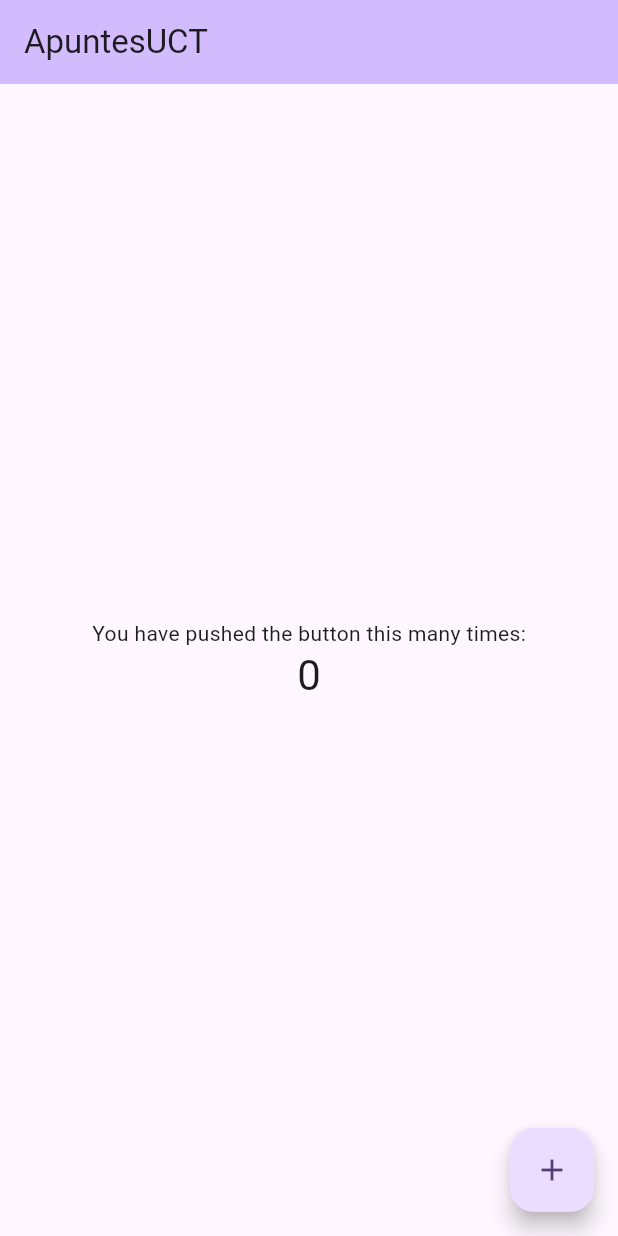
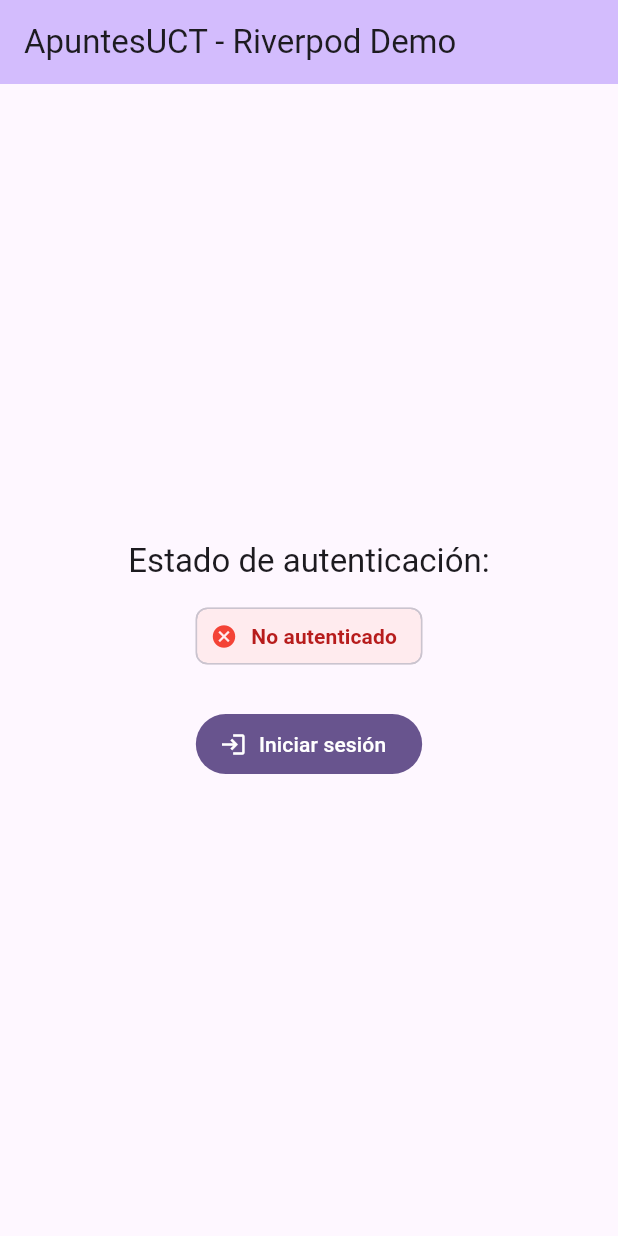
Before and after one commit to cchelooo/ApuntesUCT, a Flutter app: the screen it shows after launch, on a phone screen of 412 x 824 dp. Run offline on Flutter 3.47's test engine with Material 3 defaults, Android fonts, the phone set to English and light mode, and no system bars; our stand-ins replace flutter_riverpod, go_router.

Commit message:
Add Riverpod auth state demo to app
Replaces the default counter screen with a `HomeScreen` that reads authentication state from a new `AuthNotifier` (`Notifier<bool>`) and toggles it via a button. The app is now wrapped in `ProviderScope`, the router points to the new screen, and the widget test was updated to validate the unauthenticated/authenticated UI transition. Also adds `flutter_riverpod` as a direct dependency.

```diff
--- a/mobile/lib/main.dart
+++ b/mobile/lib/main.dart
@@ -1,5 +1,8 @@
 import 'package:flutter/material.dart';
+import 'package:flutter_riverpod/flutter_riverpod.dart';
 import 'package:go_router/go_router.dart';
+
+import 'package:apuntesuct_mobile/providers/auth_provider.dart';
 
 final GoRouter appRouter = GoRouter(
   initialLocation: '/',
@@ -7,13 +10,17 @@
     GoRoute(
       path: '/',
       name: 'home',
-      builder: (context, state) => const MyHomePage(title: 'ApuntesUCT'),
+      builder: (context, state) => const HomeScreen(),
     ),
   ],
 );
 
 void main() {
-  runApp(const MyApp());
+  runApp(
+    const ProviderScope(
+      child: MyApp(),
+    ),
+  );
 }
 
 class MyApp extends StatelessWidget {
@@ -24,110 +31,69 @@
   Widget build(BuildContext context) {
     return MaterialApp.router(
       title: 'ApuntesUCT',
+      debugShowCheckedModeBanner: false,
       theme: ThemeData(
-        // This is the theme of your application.
-        //
-        // TRY THIS: Try running your application with "flutter run". You'll see
-        // the application has a purple toolbar. Then, without quitting the app,
-        // try changing the seedColor in the colorScheme below to Colors.green
-        // and then invoke "hot reload" (save your changes or press the "hot
-        // reload" button in a Flutter-supported IDE, or press "r" if you used
-        // the command line to start the app).
-        //
-        // Notice that the counter didn't reset back to zero; the application
-        // state is not lost during the reload. To reset the state, use hot
-        // restart instead.
-        //
-        // This works for code too, not just values: Most code changes can be
-        // tested with just a hot reload.
-        colorScheme: .fromSeed(seedColor: Colors.deepPurple),
+        colorScheme: ColorScheme.fromSeed(seedColor: Colors.deepPurple),
+        useMaterial3: true,
       ),
       routerConfig: appRouter,
     );
   }
 }
 
-class MyHomePage extends StatefulWidget {
-  const MyHomePage({super.key, required this.title});
-
-  // This widget is the home page of your application. It is stateful, meaning
-  // that it has a State object (defined below) that contains fields that affect
-  // how it looks.
-
-  // This class is the configuration for the state. It holds the values (in this
-  // case the title) provided by the parent (in this case the App widget) and
-  // used by the build method of the State. Fields in a Widget subclass are
-  // always marked "final".
-
-  final String title;
+class HomeScreen extends ConsumerWidget {
+  const HomeScreen({super.key});
 
   @override
-  State<MyHomePage> createState() => _MyHomePageState();
-}
+  Widget build(BuildContext context, WidgetRef ref) {
+    final isAuthenticated = ref.watch(authProvider);
 
-class _MyHomePageState extends State<MyHomePage> {
-  int _counter = 0;
-
-  void _incrementCounter() {
-    setState(() {
-      // This call to setState tells the Flutter framework that something has
-      // changed in this State, which causes it to rerun the build method below
-      // so that the display can reflect the updated values. If we changed
-      // _counter without calling setState(), then the build method would not be
-      // called again, and so nothing would appear to happen.
-      _counter++;
-    });
-  }
-
-  @override
-  Widget build(BuildContext context) {
-    // This method is rerun every time setState is called, for instance as done
-    // by the _incrementCounter method above.
-    //
-    // The Flutter framework has been optimized to make rerunning build methods
-    // fast, so that you can just rebuild anything that needs updating rather
-    // than having to individually change instances of widgets.
     return Scaffold(
       appBar: AppBar(
-        // TRY THIS: Try changing the color here to a specific color (to
-        // Colors.amber, perhaps?) and trigger a hot reload to see the AppBar
-        // change color while the other colors stay the same.
         backgroundColor: Theme.of(context).colorScheme.inversePrimary,
-        // Here we take the value from the MyHomePage object that was created by
-        // the App.build method, and use it to set our appbar title.
-        title: Text(widget.title),
+        title: const Text('ApuntesUCT - Riverpod Demo'),
       ),
       body: Center(
-        // Center is a layout widget. It takes a single child and positions it
-        // in the middle of the parent.
+        child: Padding(
+          padding: const EdgeInsets.all(24.0),
           child: Column(
-          // Column is also a layout widget. It takes a list of children and
-          // arranges them vertically. By default, it sizes itself to fit its
-          // children horizontally, and tries to be as tall as its parent.
-          //
-          // Column has various properties to control how it sizes itself and
-          // how it positions its children. Here we use mainAxisAlignment to
-          // center the children vertically; the main axis here is the vertical
-          // axis because Columns are vertical (the cross axis would be
-          // horizontal).
-          //
-          // TRY THIS: Invoke "debug painting" (choose the "Toggle Debug Paint"
-          // action in the IDE, or press "p" in the console), to see the
-          // wireframe for each widget.
-          mainAxisAlignment: .center,
+            mainAxisAlignment: MainAxisAlignment.center,
             children: [
-            const Text('You have pushed the button this many times:'),
               Text(
-              '$_counter',
-              style: Theme.of(context).textTheme.headlineMedium,
+                'Estado de autenticación:',
+                style: Theme.of(context).textTheme.titleLarge,
+              ),
+              const SizedBox(height: 12),
+              Chip(
+                avatar: Icon(
+                  isAuthenticated ? Icons.check_circle : Icons.cancel,
+                  color: isAuthenticated ? Colors.green : Colors.red,
+                ),
+                label: Text(
+                  isAuthenticated ? 'Autenticado' : 'No autenticado',
+                  style: TextStyle(
+                    color: isAuthenticated
+                        ? Colors.green.shade900
+                        : Colors.red.shade900,
+                    fontWeight: FontWeight.bold,
+                  ),
+                ),
+                backgroundColor: isAuthenticated
+                    ? Colors.green.shade50
+                    : Colors.red.shade50,
+              ),
+              const SizedBox(height: 24),
+              FilledButton.icon(
+                onPressed: () {
+                  ref.read(authProvider.notifier).toggle();
+                },
+                icon: Icon(isAuthenticated ? Icons.logout : Icons.login),
+                label:
+                    Text(isAuthenticated ? 'Cerrar sesión' : 'Iniciar sesión'),
               ),
             ],
           ),
         ),
-      floatingActionButton: FloatingActionButton(
-        onPressed: _incrementCounter,
-        tooltip: 'Increment',
-        child: const Icon(Icons.add),
       ),
     );
   }
--- /dev/null
+++ b/mobile/lib/providers/auth_provider.dart
@@ -0,0 +1,29 @@
+import 'package:flutter_riverpod/flutter_riverpod.dart';
+
+/// Notifier que maneja el estado de autenticación básico como ejemplo inicial.
+/// Extiende `Notifier<bool>` de acuerdo con la API moderna de Riverpod 3.x.
+class AuthNotifier extends Notifier<bool> {
+  @override
+  bool build() {
+    // false = no autenticado por defecto
+    return false;
+  }
+
+  /// Cambia el estado a autenticado
+  void login() {
+    state = true;
+  }
+
+  /// Cambia el estado a no autenticado
+  void logout() {
+    state = false;
+  }
+
+  /// Alterna el estado de autenticación (utilidad para demos y pruebas)
+  void toggle() {
+    state = !state;
+  }
+}
+
+/// Provider global para AuthNotifier
+final authProvider = NotifierProvider<AuthNotifier, bool>(AuthNotifier.new);
--- a/mobile/pubspec.yaml
+++ b/mobile/pubspec.yaml
@@ -34,6 +34,7 @@
   # The following adds the Cupertino Icons font to your application.
   # Use with the CupertinoIcons class for iOS style icons.
   cupertino_icons: ^1.0.8
+  flutter_riverpod: ^3.2.1
   go_router: ^18.0.1
 
 dev_dependencies:
```
Also changed, not shown: mobile/pubspec.lock, 1 other file. Lines whose indentation alone changed are shown as unchanged.
